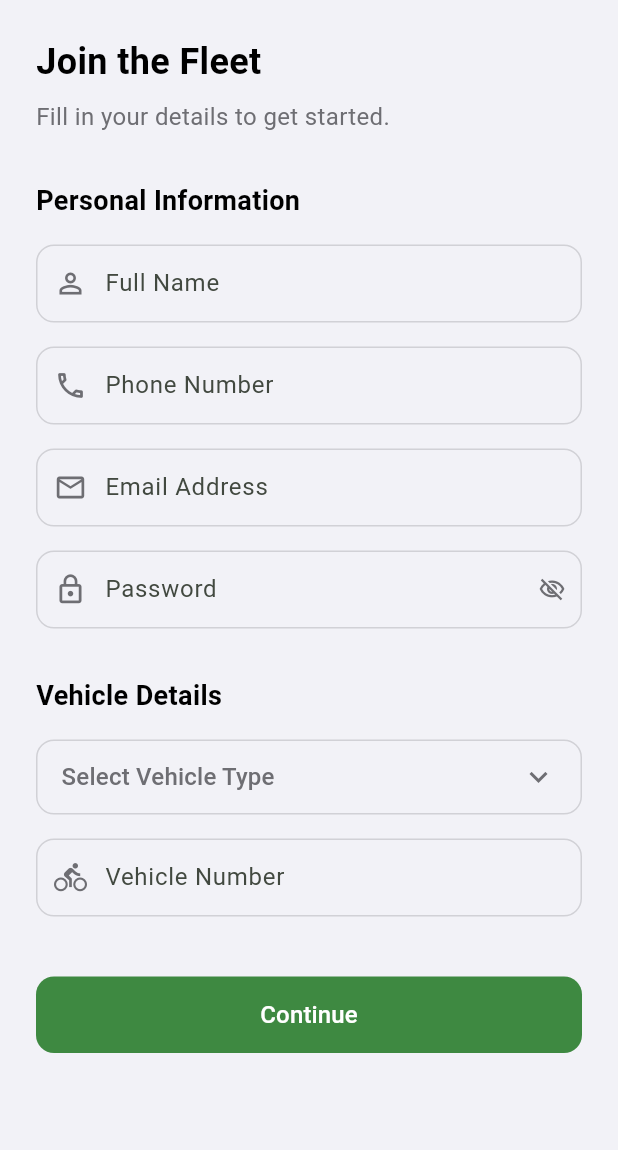
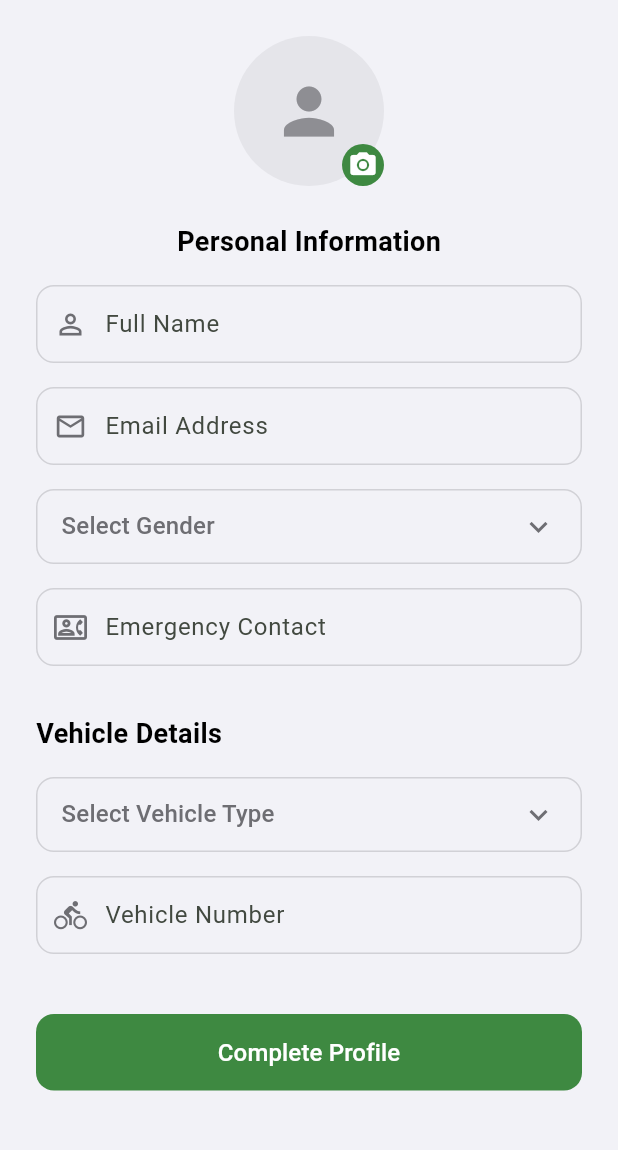
Before and after one commit to gohypedevelopers-stack/cleco-rider, a Flutter app: the screen it shows after launch, after a tap on "Skip", after a tap on "Register as Partner", on a phone screen of 412 x 824 dp, the part 84-1234 px from its top. Run offline on Flutter 3.47's test engine with Material 3 defaults, Android fonts, the phone set to English and light mode, and no system bars; our stand-ins replace go_router, smooth_page_indicator.

Commit message:
feat: I have implemented the Authentication & Onboarding flow:
Splash Screen: Added with animations and auto-navigation.
Onboarding: Updated with premium UI and slide navigation.
Login: Added country code selector (+91) and phone validation.
OTP Verification: Created new screen with 6-digit input and timer.
Registration: Enhanced with Profile Photo, Gender, and Emergency Contact fields.

```diff
--- a/lib/features/auth/view/register_screen.dart
+++ b/lib/features/auth/view/register_screen.dart
@@ -33,27 +33,34 @@
       body: SingleChildScrollView(
         padding: const EdgeInsets.all(24),
         child: Column(
-          crossAxisAlignment: CrossAxisAlignment.start,
           children: [
-            const Text(
-              'Join the Fleet',
-              style: TextStyle(
-                fontSize: 24,
-                fontWeight: FontWeight.bold,
-                color: AppColors.black,
+            // Profile Photo Upload
+            Center(
+              child: Stack(
+                children: [
+                   CircleAvatar(
+                    radius: 50,
+                    backgroundColor: AppColors.gray200,
+                    backgroundImage: null, // TODO: Add logic for displaying picked image
+                    child: const Icon(Icons.person, size: 50, color: AppColors.gray400),
+                  ),
+                  Positioned(
+                    bottom: 0,
+                    right: 0,
+                    child: Container(
+                      padding: const EdgeInsets.all(4),
+                      decoration: const BoxDecoration(
+                        color: AppColors.primary,
+                        shape: BoxShape.circle,
+                      ),
+                      child: const Icon(Icons.camera_alt, color: AppColors.white, size: 20),
                     ),
                   ),
-            const SizedBox(height: 8),
-            const Text(
-              'Fill in your details to get started.',
-              style: TextStyle(
-                fontSize: 16,
-                color: AppColors.gray500,
+                ],
               ),
             ),
-            const SizedBox(height: 32),
+            const SizedBox(height: 24),
 
-            // Personal Info
             const Text(
               'Personal Information',
               style: TextStyle(
@@ -71,14 +78,6 @@
             ),
             const SizedBox(height: 16),
             CustomTextField(
-              label: 'Phone Number',
-              hint: 'Enter your phone number',
-              controller: _phoneController,
-              keyboardType: TextInputType.phone,
-              prefixIcon: const Icon(Icons.phone_outlined),
-            ),
-            const SizedBox(height: 16),
-            CustomTextField(
               label: 'Email Address',
               hint: 'Enter your email',
               controller: _emailController,
@@ -86,22 +85,54 @@
               prefixIcon: const Icon(Icons.email_outlined),
             ),
             const SizedBox(height: 16),
+
+            // Gender Dropdown
+             Container(
+              padding: const EdgeInsets.symmetric(horizontal: 16),
+              decoration: BoxDecoration(
+                color: AppColors.transparent,
+                borderRadius: BorderRadius.circular(12),
+                border: Border.all(color: AppColors.gray300),
+              ),
+              child: DropdownButtonHideUnderline(
+                child: DropdownButton<String>(
+                  value: null, // TODO: Add state
+                  hint: const Text('Select Gender', style: TextStyle(color: AppColors.gray500)),
+                  isExpanded: true,
+                  icon: const Icon(Icons.keyboard_arrow_down, color: AppColors.gray500),
+                  items: ['Male', 'Female', 'Other'].map((String type) {
+                    return DropdownMenuItem<String>(
+                      value: type,
+                      child: Text(type),
+                    );
+                  }).toList(),
+                  onChanged: (String? newValue) {
+                    // TODO: Set state
+                  },
+                ),
+              ),
+            ),
+            const SizedBox(height: 16),
+
             CustomTextField(
-              label: 'Password',
-              hint: 'Create a password',
-              controller: _passwordController,
-              isPassword: true,
-              prefixIcon: const Icon(Icons.lock_outline),
+              label: 'Emergency Contact',
+              hint: 'Emergency contact number',
+              controller: TextEditingController(), // TODO: Add controller
+              keyboardType: TextInputType.phone,
+              prefixIcon: const Icon(Icons.contact_phone_outlined),
             ),
 
             const SizedBox(height: 32),
             // Vehicle Info
-            const Text(
+            const Align(
+              alignment: Alignment.centerLeft,
+              child: Text(
                 'Vehicle Details',
                 style: TextStyle(
                   fontSize: 18,
                   fontWeight: FontWeight.w600,
                   color: AppColors.black,
+                ),
               ),
             ),
             const SizedBox(height: 16),
@@ -141,16 +172,15 @@
               controller: _vehicleNumberController,
               prefixIcon: const Icon(Icons.directions_bike),
             ),
-
             const SizedBox(height: 40),
 
             SizedBox(
               width: double.infinity,
               child: CustomElevatedButton(
-                label: 'Continue',
+                label: 'Complete Profile',
                 onPressed: () {
-                  // Navigate to document upload or pending screen
-                  context.push(RouteConstants.verificationPendingScreen);
+                  // Navigate to Home
+                  context.go(RouteConstants.homeScreen);
                 },
               ),
             ),
--- a/lib/features/onboarding/view/onboarding_screen.dart
+++ b/lib/features/onboarding/view/onboarding_screen.dart
@@ -69,8 +69,8 @@
                     'Skip',
                     style: TextStyle(
                       fontSize: 16,
-                      color: AppColors.gray500,
-                      fontWeight: FontWeight.w500,
+                      color: AppColors.primary,
+                      fontWeight: FontWeight.w600,
                     ),
                   ),
                 ),
--- /dev/null
+++ b/lib/features/splash/view/splash_screen.dart
@@ -0,0 +1,80 @@
+import 'package:cleclo_rider/routes/route_constants.dart';
+import 'package:cleclo_rider/utils/images/images.dart';
+import 'package:cleclo_rider/utils/theme/colors.dart';
+import 'package:flutter/material.dart';
+import 'package:go_router/go_router.dart';
+
+class SplashScreen extends StatefulWidget {
+  const SplashScreen({super.key});
+
+  @override
+  State<SplashScreen> createState() => _SplashScreenState();
+}
+
+class _SplashScreenState extends State<SplashScreen> with SingleTickerProviderStateMixin {
+  late AnimationController _controller;
+  late Animation<double> _fadeAnimation;
+  late Animation<double> _scaleAnimation;
+
+  @override
+  void initState() {
+    super.initState();
+    _controller = AnimationController(
+      vsync: this,
+      duration: const Duration(seconds: 2),
+    );
+
+    _fadeAnimation = Tween<double>(begin: 0.0, end: 1.0).animate(
+      CurvedAnimation(parent: _controller, curve: Curves.easeIn),
+    );
+
+    _scaleAnimation = Tween<double>(begin: 0.5, end: 1.0).animate(
+      CurvedAnimation(parent: _controller, curve: Curves.elasticOut),
+    );
+
+    _controller.forward();
+
+    // Navigate to Onboarding after 3 seconds
+    Future.delayed(const Duration(seconds: 3), () {
+      if (mounted) {
+        // TODO: Check if user is already logged in
+        context.go(RouteConstants.onboardingScreen);
+      }
+    });
+  }
+
+  @override
+  void dispose() {
+    _controller.dispose();
+    super.dispose();
+  }
+
+  @override
+  Widget build(BuildContext context) {
+    return Scaffold(
+      backgroundColor: AppColors.white,
+      body: Center(
+        child: FadeTransition(
+          opacity: _fadeAnimation,
+          child: ScaleTransition(
+            scale: _scaleAnimation,
+            child: Column(
+              mainAxisAlignment: MainAxisAlignment.center,
+              children: [
+                Image.asset(
+                  Images.logo,
+                  width: 150,
+                  height: 150,
+                ),
+                const SizedBox(height: 20),
+                const CircularProgressIndicator(
+                  color: AppColors.primary,
+                ),
+              ],
+            ),
+          ),
+        ),
+      ),
+    );
+  }
+}
--- a/lib/routes/route_config.dart
+++ b/lib/routes/route_config.dart
@@ -1,3 +1,4 @@
+import 'package:cleclo_rider/features/splash/view/splash_screen.dart';
 import 'package:cleclo_rider/features/auth/view/auth_welcome_screen.dart';
 import 'package:cleclo_rider/features/auth/view/login_screen.dart';
 import 'package:cleclo_rider/features/auth/view/register_screen.dart';
@@ -11,6 +12,7 @@
 import 'package:cleclo_rider/features/location/view/order_pickup_screen.dart';
 import 'package:cleclo_rider/features/location/view/pickup_verification_screen.dart';
 import 'package:cleclo_rider/features/onboarding/view/onboarding_screen.dart';
+import 'package:cleclo_rider/features/auth/view/otp_verification_screen.dart';
 import 'package:cleclo_rider/features/profile/view/profile_screen.dart';
 import 'package:flutter/material.dart';
 import 'package:go_router/go_router.dart';
@@ -26,8 +28,14 @@
 
 class RouteConfig {
   static final GoRouter router = GoRouter(
-    initialLocation: RouteConstants.onboardingScreen,
+    initialLocation: RouteConstants.splashScreen,
     routes: [
+      // Splash
+      GoRoute(
+        path: RouteConstants.splashScreen,
+        builder: (context, state) => const SplashScreen(),
+      ),
+
       // Onboarding
       GoRoute(
         path: RouteConstants.onboardingScreen,
@@ -50,6 +58,13 @@
       GoRoute(
         path: RouteConstants.verificationPendingScreen,
         builder: (context, state) => const VerificationPendingScreen(),
+      ),
+      GoRoute(
+        path: RouteConstants.verifyOtpScreen,
+        builder: (context, state) {
+          final phone = state.extra as String;
+          return OtpVerificationScreen(phoneNumber: phone);
+        },
       ),
 
       // Home & Dashboard
--- a/lib/routes/route_constants.dart
+++ b/lib/routes/route_constants.dart
@@ -1,5 +1,6 @@
 class RouteConstants {
   // Onboarding
+  static const String splashScreen = '/';
   static const String onboardingScreen = '/onboarding';
 
   // Auth
```
Also changed, not shown: lib/features/auth/view/login_screen.dart (+46 -29 lines), lib/features/auth/view/otp_verification_screen.dart (added, +186 -0 lines). Lines whose indentation alone changed are shown as unchanged.
